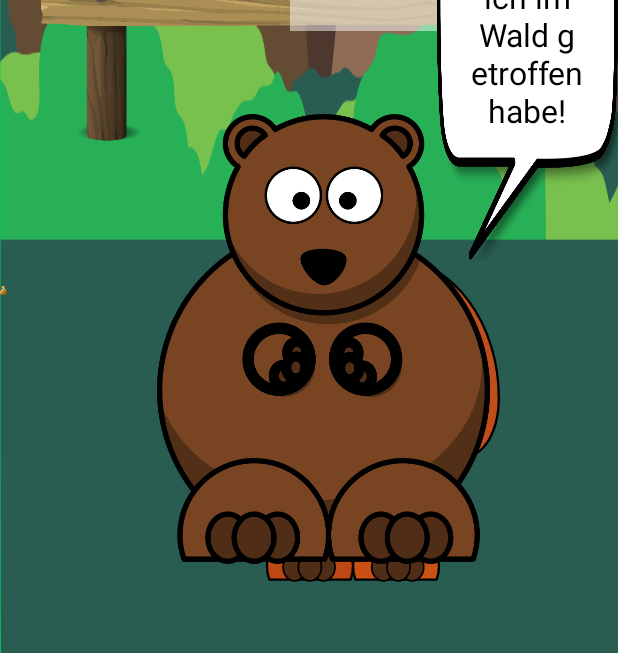
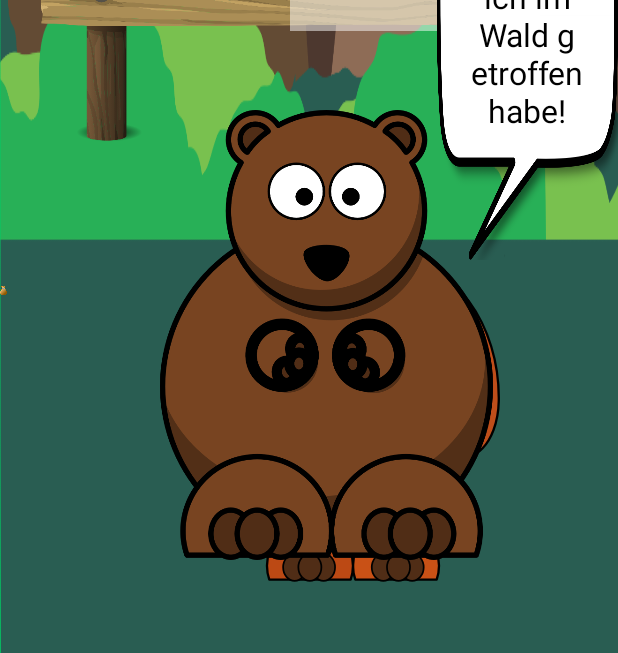
Before and after one commit to maksim96/LearningApp, an Android app: the layout activity_task2.xml on its own in the app's theme, with its tools: preview values and no code run, on a phone screen of 412 x 824 dp. Shown: the part 556-1209 px from the top of the screen. Run offline under Robolectric (Android 15) with nearby library versions, the phone set to English and light mode, and no system bars.

Commit message:
Additional subtask + small intro

```diff
--- a/app/src/main/java/research/educational/thiessen/learningappmock/Start.java
+++ b/app/src/main/java/research/educational/thiessen/learningappmock/Start.java
@@ -3,22 +3,70 @@ package research.educational.thiessen.learningappmock;
 import android.content.Intent;
 import android.os.Bundle;
 import android.app.Activity;
+import android.os.Handler;
 import android.view.View;
+import android.view.animation.Animation;
+import android.view.animation.AnimationUtils;
 
 public class Start extends Activity {
+
+    private Handler handler;
+    private Runnable shaker;
+    private Animation bounce;
 
     @Override
     protected void onCreate(Bundle savedInstanceState) {
         super.onCreate(savedInstanceState);
         setContentView(R.layout.activity_start);
 
-        findViewById(R.id.squirrel).setOnClickListener(new View.OnClickListener() {
+
+        bounce = AnimationUtils.loadAnimation(findViewById(R.id.squirrel).getContext(), R.anim.bounce);
+        Animation.AnimationListener animationListener = new Animation.AnimationListener() {
             @Override
-            public void onClick(View view) {
-                Intent intent = new Intent(view.getContext(), Task1.class);
-                startActivity(intent);
+            public void onAnimationStart(Animation animation) {
+
             }
-        });
+
+            @Override
+            public void onAnimationEnd(Animation animation) {
+                shaker = new Runnable() {
+                    @Override
+                    public void run() {
+                        Animation shake = AnimationUtils.loadAnimation(findViewById(R.id.squirrel).getContext(), R.anim.shake_helper);
+                        findViewById(R.id.squirrel).startAnimation(shake);
+                        findViewById(R.id.start_root).setOnClickListener(new View.OnClickListener() {
+                            @Override
+                            public void onClick(View view) {
+                                Intent intent = new Intent(view.getContext(), Task1.class);
+                                startActivity(intent);
+                            }
+                        });
+                    }
+                };
+                handler.postDelayed(shaker, 3000);
+
+            }
+
+            @Override
+            public void onAnimationRepeat(Animation animation) {
+
+            }
+        };
+        bounce.setAnimationListener(animationListener);
+
+        handler = new Handler();
+        handler.postDelayed(new Runnable() {
+            @Override
+            public void run() {
+
+                findViewById(R.id.squirrel).startAnimation(bounce);
+            }
+        }, 3000);
+
+
+
+
+
 
     }
 
--- a/app/src/main/java/research/educational/thiessen/learningappmock/Task2.java
+++ b/app/src/main/java/research/educational/thiessen/learningappmock/Task2.java
@@ -190,6 +190,7 @@ public class Task2 extends Activity {
                     }  else if (introSubTask == 3) {
                         bearBubble.setVisibility(View.VISIBLE);
                         bearBubble.setText("Tipp mal den Beutel an!");
+                        bearThoughtBubble.setVisibility(View.INVISIBLE);
                         bag.setOnClickListener(new BagListener());
 
                     } else if (introSubTask == 4) {
--- /dev/null
+++ b/app/src/main/res/anim/bounce.xml
@@ -0,0 +1,31 @@
+<?xml version="1.0" encoding="utf-8"?>
+<set xmlns:android="http://schemas.android.com/apk/res/android"
+
+    android:interpolator="@android:anim/bounce_interpolator"
+    android:fillAfter="true"
+    android:fillEnabled="true">
+
+    <!-- Use your working translate animation here-->
+
+
+
+    <set xmlns:android="http://schemas.android.com/apk/res/android"
+
+        android:interpolator="@android:anim/bounce_interpolator"
+        android:shareInterpolator="false"
+        android:fillAfter="true"
+        android:fillEnabled="true">
+        <translate
+        android:duration="1500"
+        android:fromXDelta="0%p"
+        android:toXDelta="-20%p"
+            />
+    </set>
+    <translate
+        android:duration="1500"
+        android:fromYDelta="0%p"
+        android:toYDelta="70%p" />
+
+
+
+</set>
--- /dev/null
+++ b/app/src/main/res/anim/shake_helper.xml
@@ -0,0 +1,19 @@
+<?xml version="1.0" encoding="utf-8"?>
+<set xmlns:android="http://schemas.android.com/apk/res/android">
+<rotate xmlns:android="http://schemas.android.com/apk/res/android"
+    android:duration="100"
+    android:fromDegrees="-5"
+    android:pivotX="50%"
+    android:pivotY="50%"
+    android:repeatCount="2000000"
+    android:repeatMode="reverse"
+    android:toDegrees="5" />
+    <translate
+        android:duration="100"
+        android:fromYDelta="70%p"
+        android:toYDelta="70%p" />
+    <translate
+        android:duration="100"
+        android:fromXDelta="-20%p"
+        android:toXDelta="-20%p"/>
+</set>
--- a/app/src/main/res/layout/activity_task2.xml
+++ b/app/src/main/res/layout/activity_task2.xml
@@ -135,14 +135,14 @@
         android:alpha="0.4"
         android:src="@drawable/honey"
         android:visibility="invisible" />
+
     <ImageView
         android:id="@+id/bear"
         android:layout_width="230dp"
         android:layout_height="300dp"
-        android:layout_alignParentBottom="true"
+        android:layout_alignBottom="@+id/honey8"
         android:layout_alignParentEnd="true"
-        android:layout_marginBottom="77dp"
-        android:layout_marginEnd="81dp"
+        android:layout_marginEnd="79dp"
         android:src="@drawable/bear" />
 
     <research.educational.thiessen.learningappmock.helpers.SpeechBubble
```
Also changed, not shown: app/src/main/AndroidManifest.xml (+11 -8 lines), app/src/main/java/research/educational/thiessen/learningappmock/Task1.java (+118 -34 lines), app/src/main/res/anim/shrink_grow.xml (added, +15 -0 lines), app/src/main/res/layout/activity_start.xml (+10 -11 lines), app/src/main/res/layout/activity_task1.xml (+37 -0 lines).
